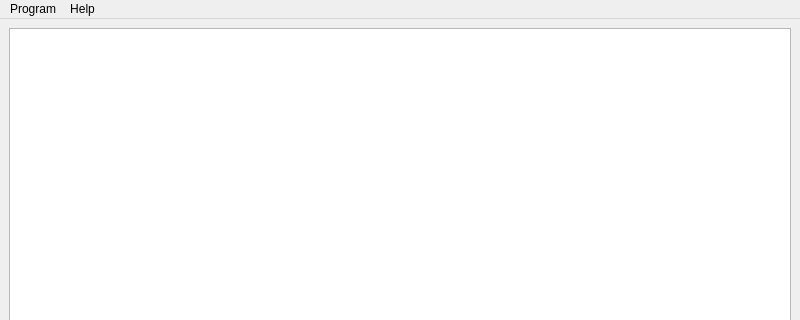
Before: the Qt Designer form mainwindow.ui in GXDE-OS/gxde-kernel-manager, drawn with Qt 5; both pictures show x 0 to 800 and y 0 to 320 of the 800 by 600 pixel window.
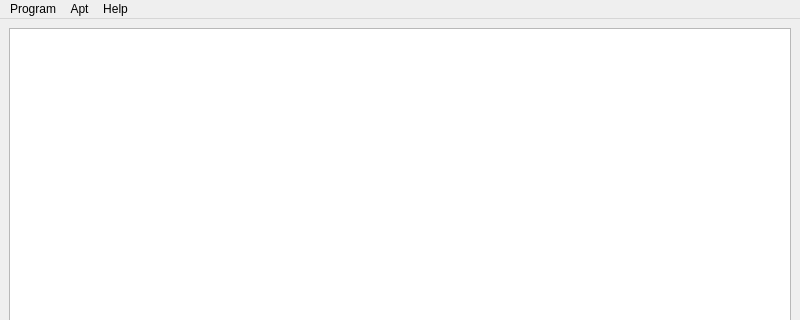
After: the same form once the commit is applied. Icons and pictures are not drawn.

Patch:
```diff
--- a/mainwindow.ui
+++ b/mainwindow.ui
@@ -131,7 +131,16 @@
     <addaction name="separator"/>
     <addaction name="actionAbout"/>
    </widget>
+   <widget class="QMenu" name="menuApt">
+    <property name="title">
+     <string>Apt</string>
+    </property>
+    <addaction name="actionUpdate_apt_cache"/>
+    <addaction name="separator"/>
+    <addaction name="actionUpgrade"/>
+   </widget>
    <addaction name="menuProgram"/>
+   <addaction name="menuApt"/>
    <addaction name="menuHelp"/>
   </widget>
   <widget class="QStatusBar" name="statusbar"/>
```
Left out of the diff: 13 changed lines with no effect on the pictures.
